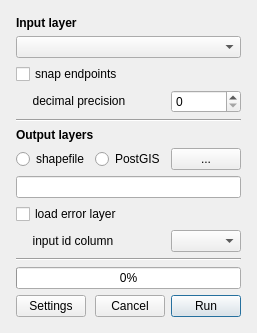
The window that road_network_cleaner_dialog_base.ui (spacesyntax/Rcl-topology-cleaner) describes before a commit, drawn with Qt 5.
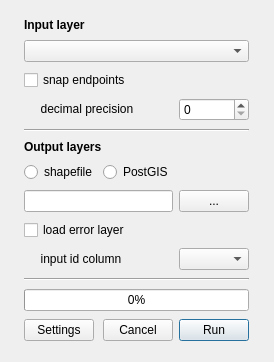
The same window after the commit.

The edit to the form file:
```diff
--- a/road_network_cleaner_dialog_base.ui
+++ b/road_network_cleaner_dialog_base.ui
@@ -6,8 +6,8 @@
    <rect>
     <x>0</x>
     <y>0</y>
-    <width>250</width>
-    <height>313</height>
+    <width>274</width>
+    <height>362</height>
    </rect>
   </property>
   <property name="minimumSize">
@@ -75,16 +75,6 @@
        </property>
       </widget>
      </item>
-     <item row="10" column="0" colspan="3">
-      <widget class="QLineEdit" name="outputCleaned">
-       <property name="sizePolicy">
-        <sizepolicy hsizetype="Minimum" vsizetype="Fixed">
-         <horstretch>0</horstretch>
-         <verstretch>0</verstretch>
-        </sizepolicy>
-       </property>
-      </widget>
-     </item>
      <item row="1" column="0" colspan="3">
       <widget class="QComboBox" name="inputCombo">
        <property name="sizePolicy">
@@ -265,7 +255,17 @@
        </property>
       </widget>
      </item>
-     <item row="8" column="2">
+     <item row="10" column="0" colspan="2">
+      <widget class="QLineEdit" name="outputCleaned">
+       <property name="sizePolicy">
+        <sizepolicy hsizetype="Minimum" vsizetype="Fixed">
+         <horstretch>0</horstretch>
+         <verstretch>0</verstretch>
+        </sizepolicy>
+       </property>
+      </widget>
+     </item>
+     <item row="10" column="2">
       <widget class="QPushButton" name="browseCleaned">
        <property name="sizePolicy">
         <sizepolicy hsizetype="MinimumExpanding" vsizetype="Fixed">
```
Left out of the diff: 11 changed lines with no effect on the pictures.
